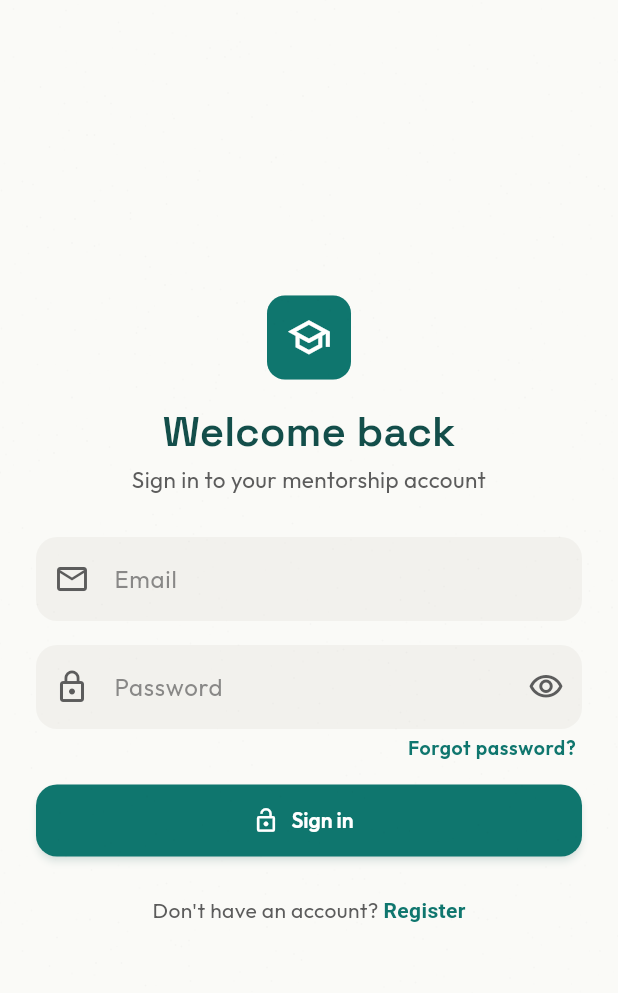
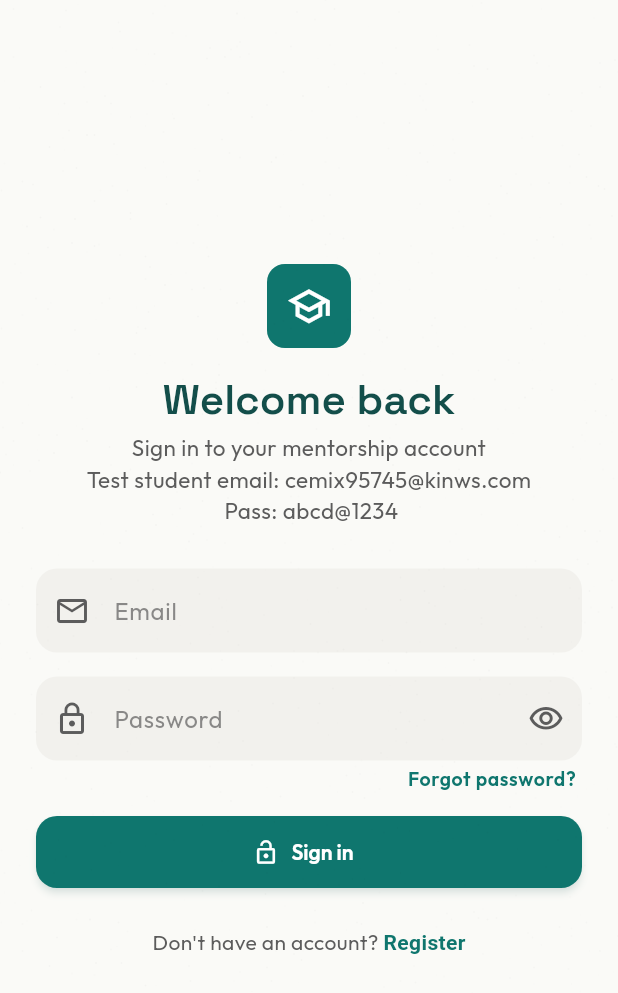
Before and after one commit to Parv-005/alumni_mentorship_portal, a Flutter app: the screen it shows after launch, on a phone screen of 412 x 824 dp. Shown: the top 993 px of the screen. Run offline on Flutter 3.47's test engine with Material 3 defaults, Android fonts, the phone set to English and light mode, and no system bars; our stand-ins replace flutter_dotenv, go_router, google_fonts, supabase_flutter; accounts and stored records are empty.

Commit message:
test email add in login screen

```diff
--- a/lib/features/auth/views/login_screen.dart
+++ b/lib/features/auth/views/login_screen.dart
@@ -149,6 +149,15 @@ class _LoginScreenState extends State<LoginScreen> {
                       fontSize: 15,
                     ),
                   ),
+                  Text(
+                    'Test student email: cemix95745@kinws.com\n Pass: abcd@1234',
+                    textAlign: TextAlign.center,
+                    style: text.bodyMedium?.copyWith(
+                      color: colors.onSurfaceVariant,
+                      fontSize: 15,
+                    ),
+                  ),
+
                   SizedBox(height: wide ? 32 : 28),
                   TextFormField(
                     controller: _emailController,
```
